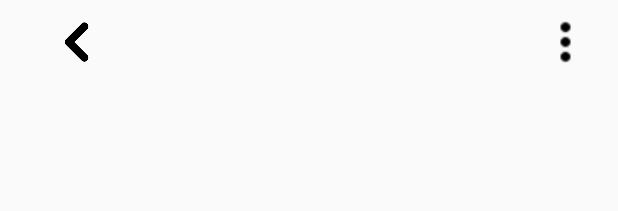
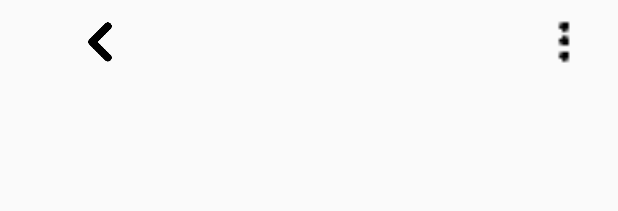
Before and after one commit to MustafaJadit/navigation, an Android app: the layout toolbar.xml on its own in the app's theme, with its tools: preview values and no code run, on a phone screen of 412 x 824 dp. Shown: the top 211 px of the screen. Run offline under Robolectric (Android 15) with nearby library versions, the phone set to English and light mode, and no system bars.

Commit message:
ui optimize

```diff
--- a/app/src/main/AndroidManifest.xml
+++ b/app/src/main/AndroidManifest.xml
@@ -11,9 +11,8 @@
     <application
         android:name=".MyApplication"
         android:allowBackup="true"
-        android:icon="@mipmap/ic_launcher"
+        android:icon="@mipmap/images"
         android:label="@string/app_name"
-        android:roundIcon="@mipmap/ic_launcher_round"
         android:supportsRtl="true"
         android:theme="@style/AppTheme"
         android:usesCleartextTraffic="true">
--- a/app/src/main/java/com/example/myapplication/view/MainActivity.java
+++ b/app/src/main/java/com/example/myapplication/view/MainActivity.java
@@ -146,7 +146,7 @@ public class MainActivity extends AppCompatActivity implements
 
                 // Add the SymbolLayer icon image to the map style
                 .withImage(ICON_ID, BitmapFactory.decodeResource(
-                        MainActivity.this.getResources(), R.drawable.red_marker))
+                        MainActivity.this.getResources(), R.mipmap.red_marker))
 
                 // Adding a GeoJson source for the SymbolLayer icons.
                 .withSource(new GeoJsonSource(SOURCE_ID,
--- a/app/src/main/res/layout/spot_item.xml
+++ b/app/src/main/res/layout/spot_item.xml
@@ -63,4 +63,9 @@
 
         android:textColor="@android:color/black" />
 
+    <View
+        android:layout_width="match_parent"
+        android:layout_height="1px"
+        android:background="@color/lightGray" />
+
 </LinearLayout>
--- a/app/src/main/res/layout/toolbar.xml
+++ b/app/src/main/res/layout/toolbar.xml
@@ -5,12 +5,10 @@
     android:layout_width="match_parent"
     android:layout_height="?android:attr/actionBarSize"
     android:background="@color/transparent"
-    android:contentInsetStart="0dp"
-    android:contentInsetLeft="0dp"
-    android:contentInsetEnd="0dp"
-    android:contentInsetRight="0dp"
-    android:contentInsetStartWithNavigation="0dp"
-    android:elevation="3dp">
+
+  >
+
+
 
     <RelativeLayout
         android:layout_width="match_parent"
@@ -18,13 +16,16 @@
 
         <ImageView
             android:id="@+id/back"
-            android:layout_width="70dp"
+            android:layout_width="101dp"
             android:layout_height="match_parent"
+            android:layout_alignParentStart="true"
+            android:layout_alignParentLeft="true"
+            android:layout_marginStart="0dp"
+            android:layout_marginLeft="0dp"
             android:foreground="?android:attr/selectableItemBackground"
             android:onClick="openList"
             android:padding="14dp"
-            android:src="@drawable/back"
-             />
+            android:src="@mipmap/back" />
 
         <ImageView
             android:id="@+id/list_bar"
@@ -35,7 +36,9 @@
             android:gravity="center"
             android:paddingLeft="15dp"
             android:paddingRight="15dp"
-            android:src="@drawable/baseline_more_vert_black_18dp" />
+            android:src="@mipmap/baseline_more_vert_black_18dp" />
+
 
     </RelativeLayout>
+
 </androidx.appcompat.widget.Toolbar>
--- a/app/src/main/res/values/colors.xml
+++ b/app/src/main/res/values/colors.xml
@@ -4,5 +4,8 @@
     <color name="colorPrimaryDark">#00574B</color>
     <color name="colorAccent">#D81B60</color>
     <color name="transparent">#00000000</color>
+    <color name="lightGray">#d3d3d3</color>
+    <color name="black">#000000</color>
+    <color name="white">#ffffff</color>
 
 </resources>
```
Also changed, not shown: app/src/main/res/drawable/ic_menu_moreoverflow_normal_holo_dark.png (deleted), app/src/main/res/mipmap-xxhdpi/back.png (renamed from app/src/main/res/drawable/back.png), app/src/main/res/mipmap-xxhdpi/baseline_more_vert_black_18dp.png (renamed from app/src/main/res/drawable/baseline_more_vert_black_18dp.png), app/src/main/res/mipmap-xxhdpi/images.png (added), app/src/main/res/mipmap-xxhdpi/red_marker.png (renamed from app/src/main/res/drawable/red_marker.png).
